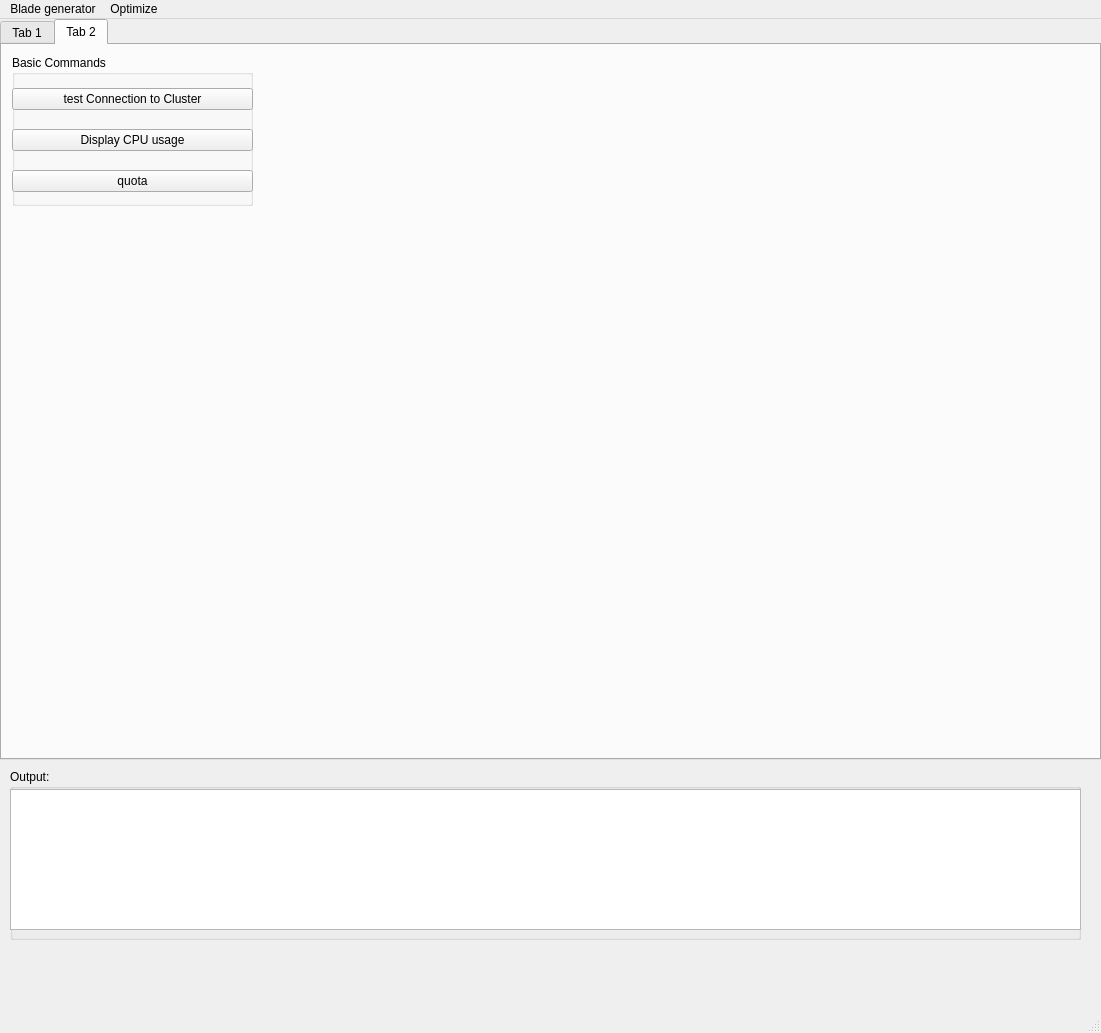
The window that module/UI/qtdesigner/mainwindow.ui (badabush/Blade-Optimization-Tool) describes before a commit, drawn with Qt 5.
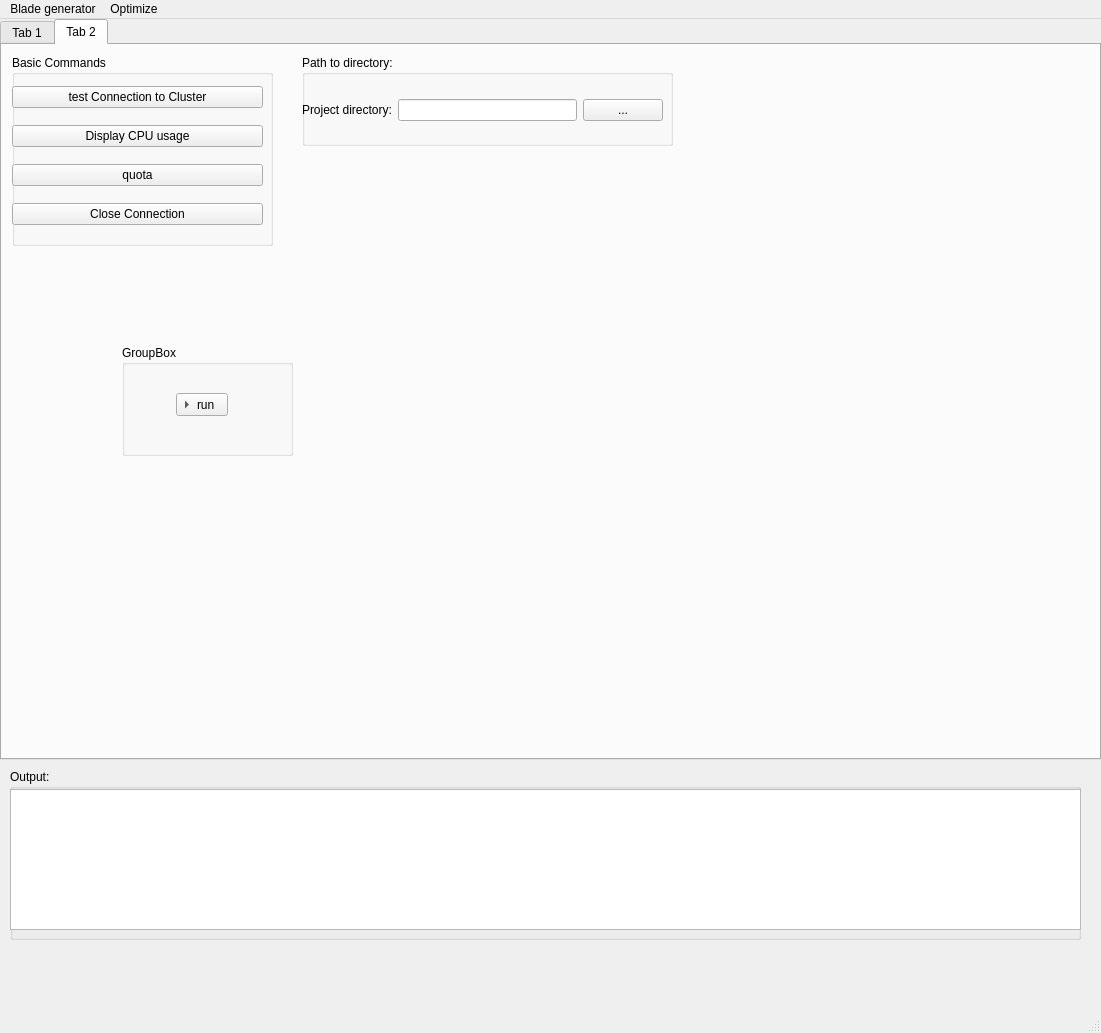
The same window after the commit.

The edit to the form file:
```diff
--- a/module/UI/qtdesigner/mainwindow.ui
+++ b/module/UI/qtdesigner/mainwindow.ui
@@ -631,8 +631,8 @@
        <rect>
         <x>10</x>
         <y>10</y>
-        <width>241</width>
-        <height>151</height>
+        <width>261</width>
+        <height>191</height>
        </rect>
       </property>
       <property name="title">
@@ -643,8 +643,8 @@
         <rect>
          <x>0</x>
          <y>20</y>
-         <width>241</width>
-         <height>131</height>
+         <width>251</width>
+         <height>161</height>
         </rect>
        </property>
        <layout class="QGridLayout" name="gridOptimizer">
@@ -666,6 +666,93 @@
          <widget class="QPushButton" name="btn_quota">
           <property name="text">
            <string>quota</string>
+          </property>
+         </widget>
+        </item>
+        <item row="3" column="0">
+         <widget class="QPushButton" name="btn_close_connection">
+          <property name="text">
+           <string>Close Connection</string>
+          </property>
+         </widget>
+        </item>
+       </layout>
+      </widget>
+     </widget>
+     <widget class="QGroupBox" name="groupBox_3">
+      <property name="geometry">
+       <rect>
+        <x>300</x>
+        <y>10</y>
+        <width>371</width>
+        <height>91</height>
+       </rect>
+      </property>
+      <property name="title">
+       <string>Path to directory:</string>
+      </property>
+      <widget class="QWidget" name="gridLayoutWidget_4">
+       <property name="geometry">
+        <rect>
+         <x>0</x>
+         <y>20</y>
+         <width>361</width>
+         <height>71</height>
+        </rect>
+       </property>
+       <layout class="QGridLayout" name="gridLayout">
+        <item row="0" column="2">
+         <widget class="QPushButton" name="btn_projectpath">
+          <property name="text">
+           <string>...</string>
+          </property>
+         </widget>
+        </item>
+        <item row="0" column="1">
+         <widget class="QLineEdit" name="box_pathtodir"/>
+        </item>
+        <item row="0" column="0">
+         <widget class="QLabel" name="label_2">
+          <property name="text">
+           <string>Project directory:</string>
+          </property>
+         </widget>
+        </item>
+       </layout>
+      </widget>
+     </widget>
+     <widget class="QGroupBox" name="groupBox_4">
+      <property name="geometry">
+       <rect>
+        <x>120</x>
+        <y>300</y>
+        <width>171</width>
+        <height>111</height>
+       </rect>
+      </property>
+      <property name="title">
+       <string>GroupBox</string>
+      </property>
+      <widget class="QWidget" name="gridLayoutWidget_5">
+       <property name="geometry">
+        <rect>
+         <x>0</x>
+         <y>20</y>
+         <width>160</width>
+         <height>80</height>
+        </rect>
+       </property>
+       <layout class="QGridLayout" name="gridLayout_4">
+        <item row="0" column="0">
+         <widget class="QToolButton" name="btn_run">
+          <property name="text">
+           <string>run</string>
+          </property>
+          <property name="toolButtonStyle">
+           <enum>Qt::ToolButtonTextBesideIcon</enum>
+          </property>
+          <property name="arrowType">
+           <enum>Qt::RightArrow</enum>
           </property>
          </widget>
         </item>
```
